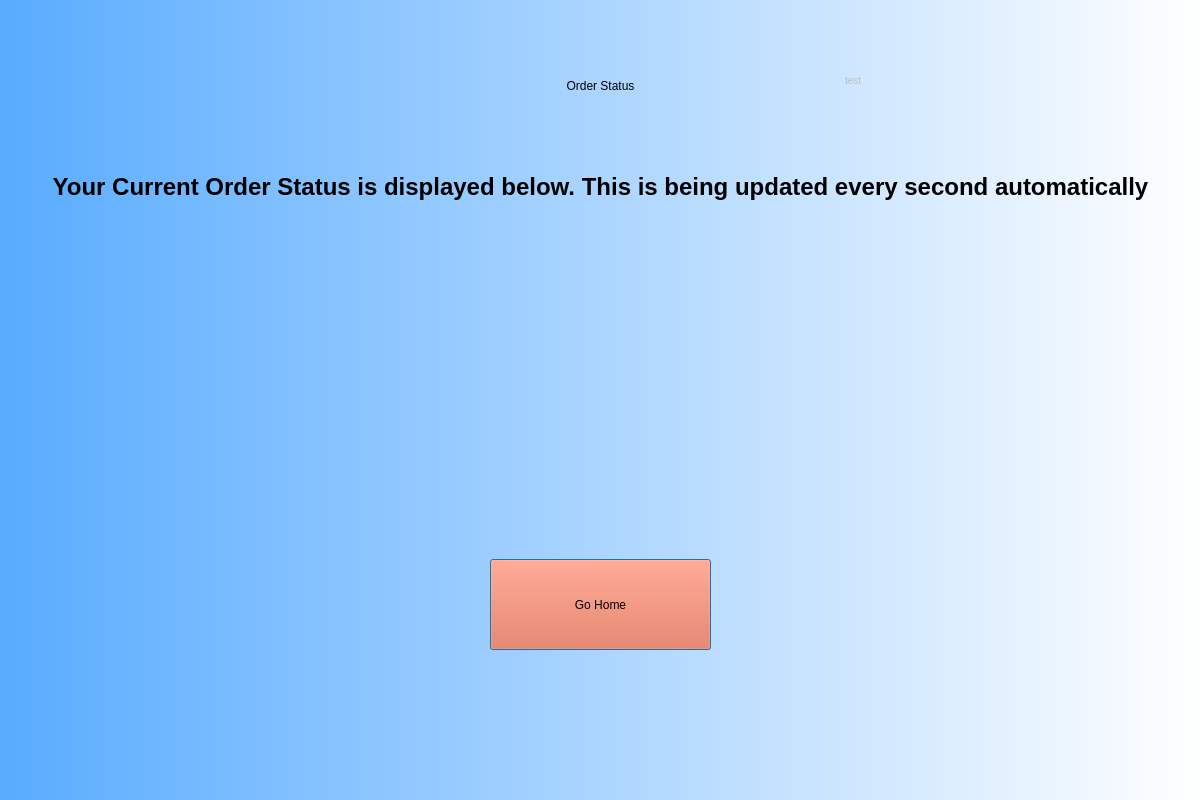
Above: Frontend/OrderStatus.ui from YY0NII/DeskFood before the change. Below: the same form after it.
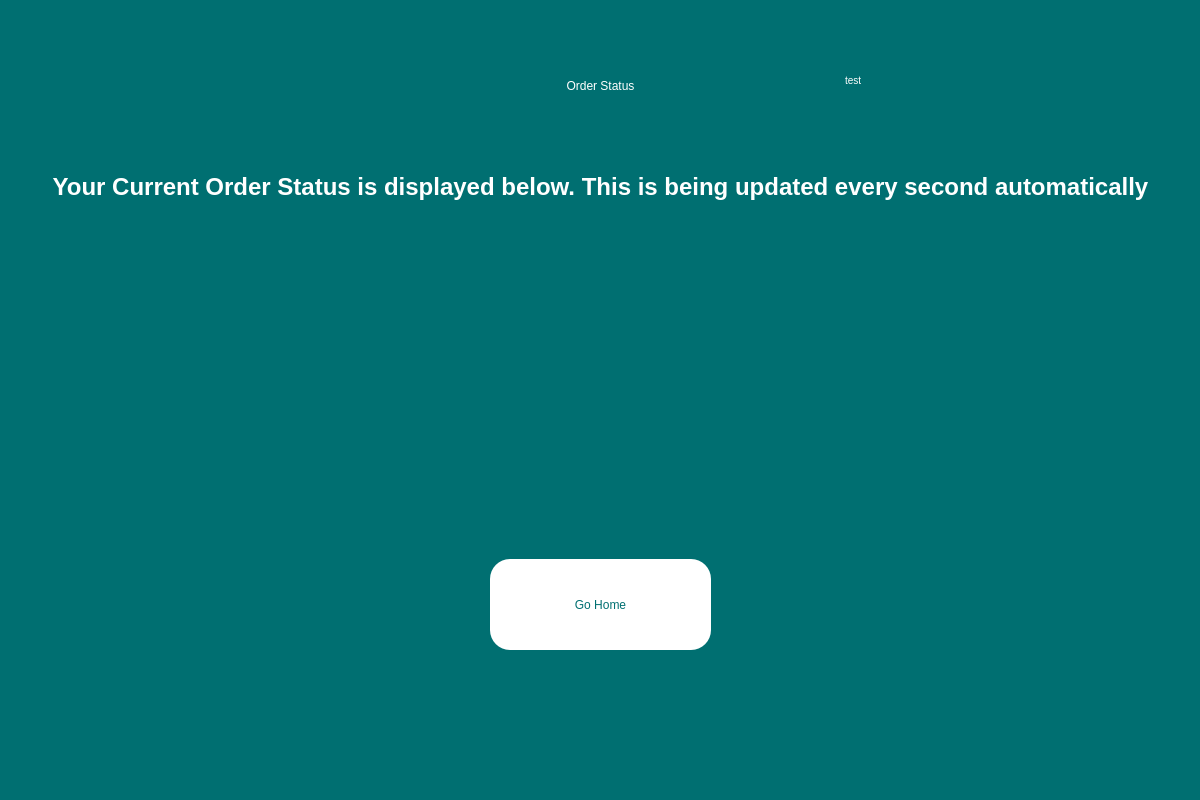
That is the form after the change.

```diff
--- a/Frontend/OrderStatus.ui
+++ b/Frontend/OrderStatus.ui
@@ -23,7 +23,9 @@
     </rect>
    </property>
    <property name="styleSheet">
-    <string notr="true">background-color: qlineargradient(spread:pad, x1:0, y1:0, x2:1, y2:0, stop:0 rgba(85, 170, 255, 255), stop:1 rgba(255, 255, 255, 255));</string>
+    <string notr="true">background-color:rgb(0, 111, 113);
+font: 87 12pt &quot;Arial Black&quot;;
+color: rgb(255, 255, 255);</string>
    </property>
    <widget class="QPushButton" name="homeBTN">
     <property name="geometry">
@@ -35,8 +37,8 @@
      </rect>
     </property>
     <property name="styleSheet">
-     <string notr="true">background-color: rgb(244, 96, 54);
-font: 20pt &quot;MS Shell Dlg 2&quot;;</string>
+     <string notr="true">background-color: rgb(255, 255, 255);border-radius:20px;
+color:rgb(0, 111, 113);</string>
     </property>
     <property name="text">
      <string>Go Home</string>
@@ -93,8 +95,10 @@
      </size>
     </property>
     <property name="styleSheet">
-     <string notr="true">font: 32pt &quot;MS Shell Dlg 2&quot;;
-background-color: rgba(255, 255, 255, 0);</string>
+     <string notr="true">background-color: rgba(255, 255, 255, 0);</string>
+    </property>
+    <property name="frameShadow">
+     <enum>QFrame::Plain</enum>
     </property>
     <property name="text">
      <string/>
@@ -128,8 +132,8 @@
      <string>&lt;!DOCTYPE HTML PUBLIC &quot;-//W3C//DTD HTML 4.0//EN&quot; &quot;http://www.w3.org/TR/REC-html40/strict.dtd&quot;&gt;
 &lt;html&gt;&lt;head&gt;&lt;meta name=&quot;qrichtext&quot; content=&quot;1&quot; /&gt;&lt;style type=&quot;text/css&quot;&gt;
 p, li { white-space: pre-wrap; }
-&lt;/style&gt;&lt;/head&gt;&lt;body style=&quot; font-family:'MS Shell Dlg 2'; font-size:7.8pt; font-weight:400; font-style:normal;&quot;&gt;
-&lt;p style=&quot; margin-top:0px; margin-bottom:0px; margin-left:0px; margin-right:0px; -qt-block-indent:0; text-indent:0px;&quot;&gt;test&lt;/p&gt;&lt;/body&gt;&lt;/html&gt;</string>
+&lt;/style&gt;&lt;/head&gt;&lt;body style=&quot; font-family:'Arial Black'; font-size:12pt; font-weight:80; font-style:normal;&quot;&gt;
+&lt;p style=&quot; margin-top:0px; margin-bottom:0px; margin-left:0px; margin-right:0px; -qt-block-indent:0; text-indent:0px;&quot;&gt;&lt;span style=&quot; font-family:'MS Shell Dlg 2'; font-size:7.8pt; font-weight:400;&quot;&gt;test&lt;/span&gt;&lt;/p&gt;&lt;/body&gt;&lt;/html&gt;</string>
     </property>
    </widget>
    <widget class="QTextBrowser" name="textBrowser">
@@ -151,8 +155,8 @@
      <string>&lt;!DOCTYPE HTML PUBLIC &quot;-//W3C//DTD HTML 4.0//EN&quot; &quot;http://www.w3.org/TR/REC-html40/strict.dtd&quot;&gt;
 &lt;html&gt;&lt;head&gt;&lt;meta name=&quot;qrichtext&quot; content=&quot;1&quot; /&gt;&lt;style type=&quot;text/css&quot;&gt;
 p, li { white-space: pre-wrap; }
-&lt;/style&gt;&lt;/head&gt;&lt;body style=&quot; font-family:'MS Shell Dlg 2'; font-size:7.8pt; font-weight:400; font-style:normal;&quot;&gt;
-&lt;p align=&quot;center&quot; style=&quot; margin-top:0px; margin-bottom:0px; margin-left:0px; margin-right:0px; -qt-block-indent:0; text-indent:0px;&quot;&gt;&lt;span style=&quot; font-size:18pt; font-weight:600;&quot;&gt;Your Current Order Status is displayed below. This is being updated every second automatically&lt;/span&gt;&lt;/p&gt;&lt;/body&gt;&lt;/html&gt;</string>
+&lt;/style&gt;&lt;/head&gt;&lt;body style=&quot; font-family:'Arial Black'; font-size:12pt; font-weight:80; font-style:normal;&quot;&gt;
+&lt;p align=&quot;center&quot; style=&quot; margin-top:0px; margin-bottom:0px; margin-left:0px; margin-right:0px; -qt-block-indent:0; text-indent:0px;&quot;&gt;&lt;span style=&quot; font-family:'MS Shell Dlg 2'; font-size:18pt; font-weight:600;&quot;&gt;Your Current Order Status is displayed below. This is being updated every second automatically&lt;/span&gt;&lt;/p&gt;&lt;/body&gt;&lt;/html&gt;</string>
     </property>
    </widget>
   </widget>
```
Left out of the diff: 7 changed lines with no effect on the pictures.
